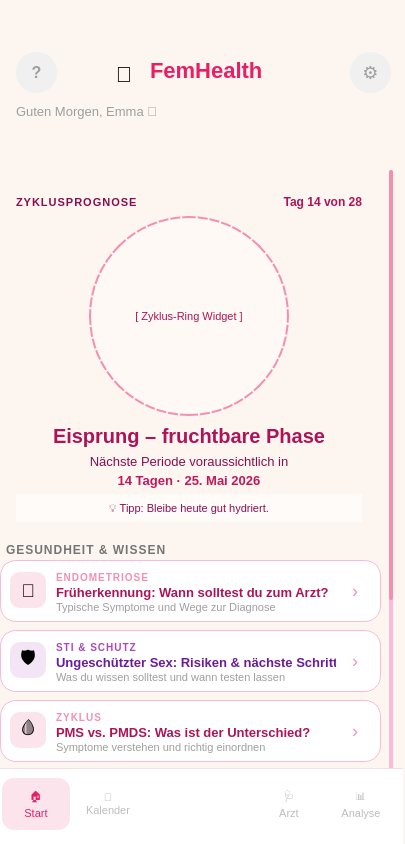
Above: ms_app/src/ms_app/dashboard.ui from katharina-wakal/AppProjekt2 before the change. Below: the same form after it.
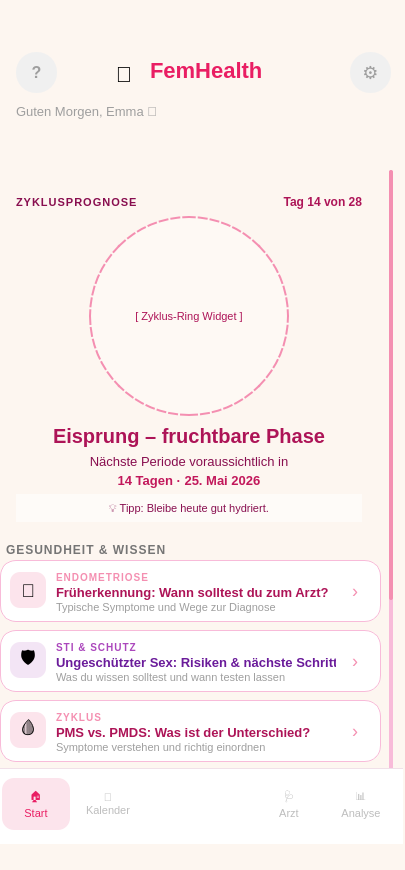
That is the form after the change.

What changed in the file:
```diff
--- a/ms_app/src/ms_app/dashboard.ui
+++ b/ms_app/src/ms_app/dashboard.ui
@@ -7,7 +7,7 @@
     <x>0</x>
     <y>0</y>
     <width>405</width>
-    <height>844</height>
+    <height>870</height>
    </rect>
   </property>
   <property name="windowTitle">
```
Left out of the diff: 28 changed lines with no effect on the pictures.
